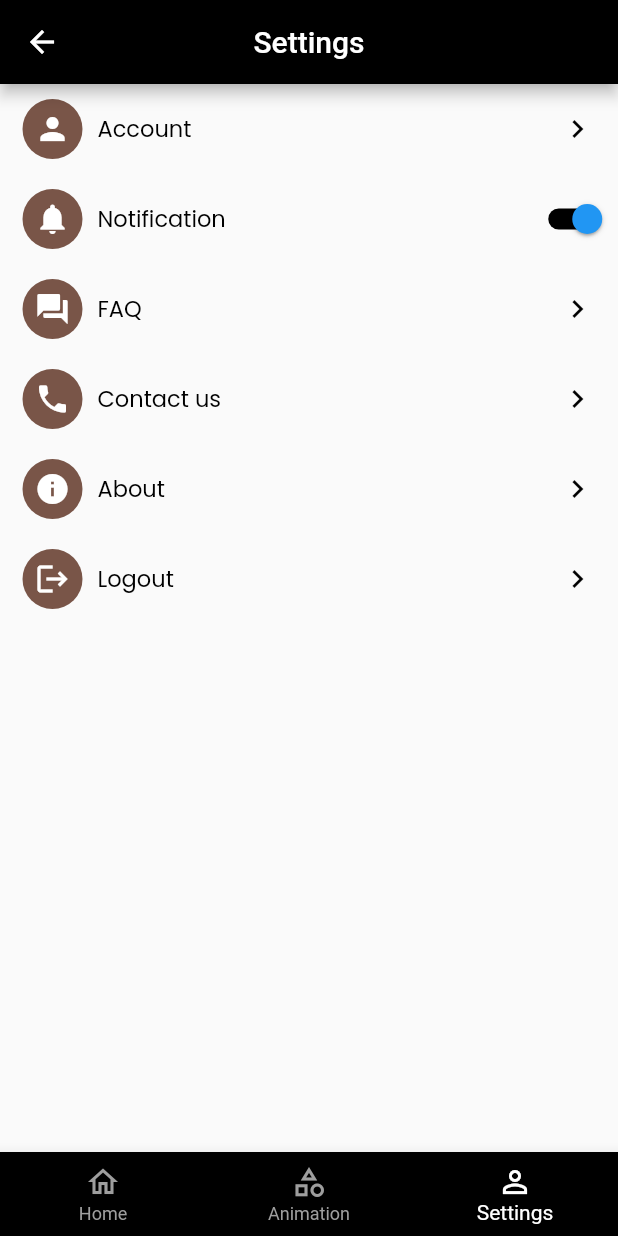
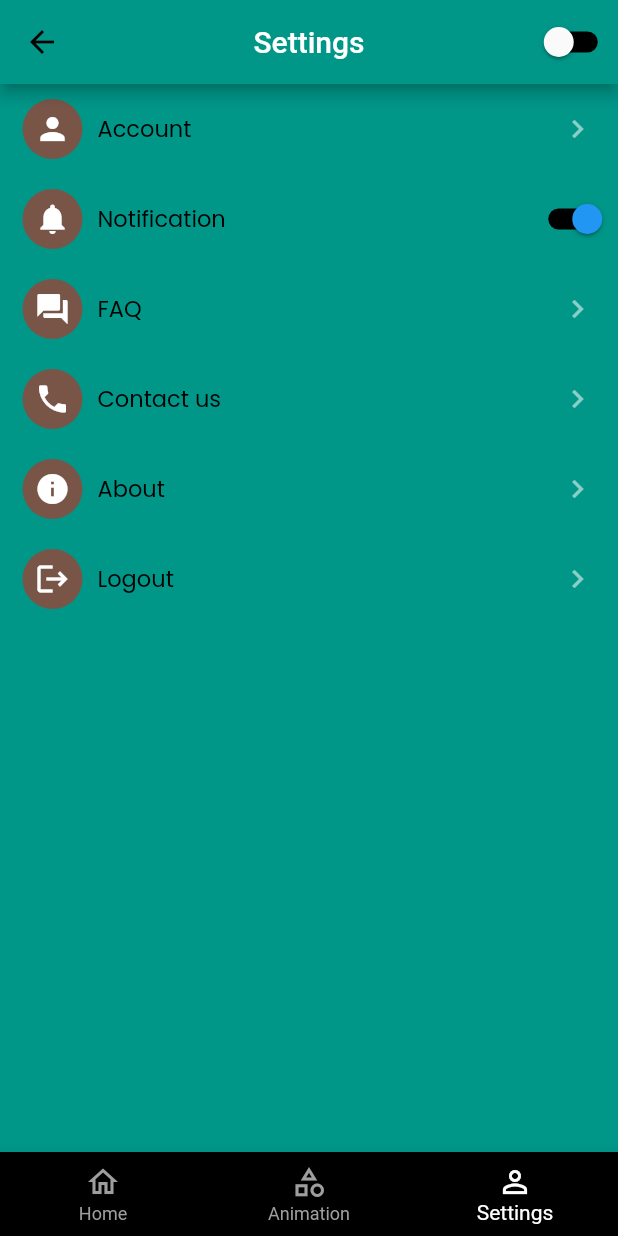
Before and after one commit to samjith-s/Alternativ-demo-app, a Flutter app: the LandingScreen screen opened by its route, item 3 of the bottom bar chosen, on a phone screen of 412 x 824 dp. Run offline on Flutter 3.47's test engine with Material 2 defaults, Android fonts, the phone set to English and light mode, and no system bars; our stand-ins replace google_fonts; network calls fail.

Commit message:
theme demo implemented

```diff
--- a/lib/app.dart
+++ b/lib/app.dart
@@ -2,24 +2,32 @@ import 'package:demo/core/colors.dart';
 import 'package:demo/presentation/landing_page/screens/landing_screen.dart';
 import 'package:demo/presentation/login/screens/user_login_screen.dart';
 import 'package:flutter/material.dart';
+import 'package:provider/provider.dart';
+
+import 'data/model/app_theme/app_theme_notifier.dart';
 
 class MyApp extends StatelessWidget {
   const MyApp({Key? key}) : super(key: key);
 
   @override
   Widget build(BuildContext context) {
+    return ChangeNotifierProvider(
+      create: (context) => AppTheme(),
+      child: Consumer<AppTheme>(
+        builder: (context,appTheme,_){
           return MaterialApp(
             debugShowCheckedModeBanner: false,
-      theme: ThemeData(
-          primarySwatch: Colors.blue,
-          appBarTheme: const AppBarTheme(
-            backgroundColor: kBlack,
-          )),
+            theme: AppTheme.lightTheme,
+            darkTheme: AppTheme.darkTheme,
+            themeMode: AppTheme.isDarkModeOn ? ThemeMode.dark : ThemeMode.light,
             home: const UserLoginScreen(),
             routes: {
               'main': (context) => const LandingScreen(),
               'login': (context) => const UserLoginScreen(),
             },
           );
+        },
+      )
+    );
   }
 }
--- /dev/null
+++ b/lib/data/model/app_theme/app_theme_notifier.dart
@@ -0,0 +1,103 @@
+import 'package:flutter/material.dart';
+import 'package:google_fonts/google_fonts.dart';
+
+import '../../../core/colors.dart';
+
+class AppTheme extends ChangeNotifier {
+  static bool _isDarkModeOn = false;
+
+  static bool get isDarkModeOn => _isDarkModeOn;
+
+  void changeAppTheme() {
+    _isDarkModeOn = !_isDarkModeOn;
+    notifyListeners();
+  }
+
+  static final ThemeData _darkTheme = ThemeData(
+      scaffoldBackgroundColor: Colors.black,
+      appBarTheme:  AppBarTheme(
+        color: kWhite.withOpacity(.2),
+        iconTheme:const IconThemeData(
+          color: Colors.white,
+        ),
+      ),
+      colorScheme: const ColorScheme.dark(
+        primary: Colors.black,
+        onPrimary: Colors.black,
+        secondary: Colors.red,
+      ),
+      cardTheme: const CardTheme(
+        color: Colors.black,
+      ),
+      iconTheme: const IconThemeData(
+        color: Colors.white54,
+      ),
+      cardColor: kWhite.withOpacity(.2),
+      textTheme: TextTheme(
+        displayMedium: GoogleFonts.poppins(
+          fontSize: 15,
+          color: kWhite,
+        ),
+        displaySmall: TextStyle(color: Colors.white),
+        titleMedium: GoogleFonts.poppins(
+          fontSize: 13,
+          color: kWhite,
+          fontWeight: FontWeight.w600,
+        ),
+        titleSmall: GoogleFonts.nunito(
+          fontSize: 12,
+          color: const Color.fromARGB(255, 121, 121, 122),
+        ),
+      ),
+      bottomNavigationBarTheme:  BottomNavigationBarThemeData(
+        backgroundColor: kWhite.withOpacity(.2),
+        selectedItemColor: kWhite,
+        unselectedItemColor: Colors.grey,
+      ));
+
+  static ThemeData get darkTheme => _darkTheme;
+
+  static final ThemeData _lightTheme = ThemeData(
+      scaffoldBackgroundColor: Colors.teal,
+      appBarTheme: const AppBarTheme(
+        color: Colors.teal,
+        iconTheme: IconThemeData(
+          color: Colors.black,
+        ),
+      ),
+      colorScheme: const ColorScheme.light(
+        primary: Colors.white,
+        onPrimary: Colors.white,
+        secondary: Colors.red,
+      ),
+      cardTheme: const CardTheme(
+        color: Colors.teal,
+      ),
+      cardColor: kBlack.withOpacity(.2),
+      iconTheme: const IconThemeData(
+        color: Colors.white54,
+      ),
+      textTheme: TextTheme(
+        displayMedium: GoogleFonts.poppins(
+          fontSize: 15,
+          color: kBlack,
+        ),
+        displaySmall: TextStyle(color: Colors.black),
+        titleMedium: GoogleFonts.poppins(
+          fontSize: 13,
+          color: kBlack,
+          fontWeight: FontWeight.w600,
+        ),
+        titleSmall: GoogleFonts.nunito(
+          fontSize: 12,
+          color: const Color.fromARGB(255, 42, 42, 42),
+        ),
+      ),
+      bottomNavigationBarTheme: const BottomNavigationBarThemeData(
+        backgroundColor: kBlack,
+        selectedItemColor: kWhite,
+        unselectedItemColor: Colors.grey,
+      ));
+
+  static ThemeData get lightTheme => _lightTheme;
+}
--- a/lib/presentation/home/widgets/user_info_tile_widget.dart
+++ b/lib/presentation/home/widgets/user_info_tile_widget.dart
@@ -22,7 +22,7 @@ class UserInfoTileWidget extends StatelessWidget {
     return Container(
       decoration: BoxDecoration(
         borderRadius: BorderRadius.circular(10),
-        color: kBlack.withOpacity(.2),
+        color: Theme.of(context).cardColor,
       ),
       padding: const EdgeInsets.symmetric(horizontal: 10),
       width: dSize.width,
@@ -56,11 +56,7 @@ class UserInfoTileWidget extends StatelessWidget {
                     children: [
                       Text(
                         username,
-                        style: GoogleFonts.poppins(
-                          fontSize: 13,
-                          color: kBlack,
-                          fontWeight: FontWeight.w600,
-                        ),
+                        style: Theme.of(context).textTheme.titleMedium,
                       ),
                     ],
                   ),
@@ -70,10 +66,7 @@ class UserInfoTileWidget extends StatelessWidget {
                     children: [
                       Text(
                         email,
-                        style: GoogleFonts.nunito(
-                          fontSize: 12,
-                          color: const Color.fromARGB(255, 42, 42, 42),
-                        ),
+                        style: Theme.of(context).textTheme.titleSmall,
                         maxLines: 1,
                         overflow: TextOverflow.ellipsis,
                       ),
--- a/lib/presentation/landing_page/screens/landing_screen.dart
+++ b/lib/presentation/landing_page/screens/landing_screen.dart
@@ -3,7 +3,11 @@ import 'package:demo/presentation/animation_page/screens/animation_screen.dart';
 import 'package:demo/presentation/home/screens/home_screen.dart';
 import 'package:demo/presentation/landing_page/widgets/bottom_nav_item.dart';
 import 'package:demo/presentation/settings/screens/settings_screen.dart';
+import 'package:demo/presentation/settings/widgets/switch_widget.dart';
 import 'package:flutter/material.dart';
+import 'package:provider/provider.dart';
+
+import '../../../data/model/app_theme/app_theme_notifier.dart';
 
 class LandingScreen extends StatelessWidget {
   const LandingScreen({Key? key}) : super(key: key);
@@ -17,21 +21,31 @@ class LandingScreen extends StatelessWidget {
           appBar: AppBar(
             title: Text(titles[selectedIndex]),
             centerTitle: true,
+            actions: [
+              Padding(
+                padding: EdgeInsets.only(right: 15,),
+                child: SwitchWidget(
+                  onChanged: (value) {
+                    isDarkThemeOn.value=!isDarkThemeOn.value;
+                    Provider.of<AppTheme>(context,listen: false).changeAppTheme();
+                  },
+                  valueListenable: isDarkThemeOn,
+                ),
+              )
+            ],
           ),
           body: pages[selectedIndex],
           bottomNavigationBar: BottomNavigationBar(
             items: <BottomNavigationBarItem>[
               bottomNavBarItem(icon: Icons.home_outlined, label: 'Home'),
-              bottomNavBarItem(icon: Icons.category_outlined, label: 'Animation'),
+              bottomNavBarItem(
+                  icon: Icons.category_outlined, label: 'Animation'),
               bottomNavBarItem(icon: Icons.person_outline, label: 'Settings')
             ],
-            backgroundColor: kBlack,
             currentIndex: selectedIndex,
             onTap: (index) {
               navBarIndex.value = index;
             },
-            selectedItemColor: kWhite,
-            unselectedItemColor: Colors.grey,
             unselectedLabelStyle: const TextStyle(color: primary),
             type: BottomNavigationBarType.fixed,
           ),
@@ -49,3 +63,5 @@ List<Widget> pages = const [
   SettingScreen(),
 ];
 List<String> titles = const ["Home", "Actions", "Settings"];
+
+ValueNotifier<bool> isDarkThemeOn=ValueNotifier(false);
--- a/lib/presentation/settings/screens/settings_screen.dart
+++ b/lib/presentation/settings/screens/settings_screen.dart
@@ -32,6 +32,7 @@ class SettingScreen extends StatelessWidget {
               title: 'Notification',
               trailing: SwitchWidget(
                 onChanged: _onSwitchChange,
+                valueListenable: isNotificationON,
               ),
               onTap: () {},
             ),
@@ -66,7 +67,7 @@ class SettingScreen extends StatelessWidget {
   }
 
   void _onSwitchChange(value) {
-    isSwichON.value = value;
+    isNotificationON.value = value;
     //todo
   }
 
--- a/lib/presentation/settings/widgets/settings_tile_widget.dart
+++ b/lib/presentation/settings/widgets/settings_tile_widget.dart
@@ -8,7 +8,7 @@ import 'package:google_fonts/google_fonts.dart';
 class SettingsTileWidget extends StatelessWidget {
   const SettingsTileWidget({
     Key? key,
-    this.trailing = const Icon(Icons.keyboard_arrow_right, color: kBlack),
+    this.trailing =const  Icon(Icons.keyboard_arrow_right),
     required this.title,
     required this.icon,
     required this.dSize,
@@ -37,7 +37,8 @@ class SettingsTileWidget extends StatelessWidget {
             crossAxisAlignment: CrossAxisAlignment.center,
             children: [
               CircleAvatar(
-                backgroundColor: Colors.primaries[Random().nextInt(Colors.primaries.length)],
+                backgroundColor:
+                    Colors.primaries[Random().nextInt(Colors.primaries.length)],
                 child: Icon(
                   icon,
                   color: kWhite,
@@ -50,10 +51,7 @@ class SettingsTileWidget extends StatelessWidget {
                   children: [
                     Text(
                       title,
-                      style: GoogleFonts.poppins(
-                        fontSize: 15,
-                        color: kBlack,
-                      ),
+                      style: Theme.of(context).textTheme.displayMedium,
                     ),
                     trailing,
                   ],
--- a/lib/presentation/settings/widgets/switch_widget.dart
+++ b/lib/presentation/settings/widgets/switch_widget.dart
@@ -2,12 +2,13 @@ import 'package:demo/core/colors.dart';
 import 'package:flutter/material.dart';
 
 class SwitchWidget extends StatelessWidget {
-  const SwitchWidget({Key? key, required this.onChanged}) : super(key: key);
+  const SwitchWidget({Key? key, required this.onChanged,required this.valueListenable}) : super(key: key);
   final void Function(bool) onChanged;
+  final ValueNotifier<bool> valueListenable;
   @override
   Widget build(BuildContext context) {
     return ValueListenableBuilder(
-      valueListenable: isSwichON,
+      valueListenable: valueListenable,
       builder: (BuildContext context, bool value, Widget? child) {
         return SizedBox(
           width: 30,
@@ -24,4 +25,4 @@ class SwitchWidget extends StatelessWidget {
   }
 }
 
-ValueNotifier<bool> isSwichON = ValueNotifier(true);
+ValueNotifier<bool> isNotificationON = ValueNotifier(true);
--- a/pubspec.yaml
+++ b/pubspec.yaml
@@ -36,6 +36,7 @@ dependencies:
   cupertino_icons: ^1.0.2
   google_fonts: ^3.0.1
   url_launcher: ^6.1.5
+  provider: ^6.0.3
 
 dev_dependencies:
   flutter_test:
```
Also changed, not shown: pubspec.lock. Lines whose indentation alone changed are shown as unchanged.
